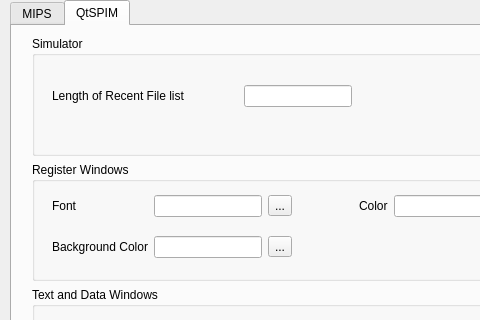
Before: the Qt Designer form QtSpim/settings.ui in billsix/spim, drawn with Qt 5; both pictures show x 0 to 480 and y 0 to 320 of the 600 by 466 pixel window.
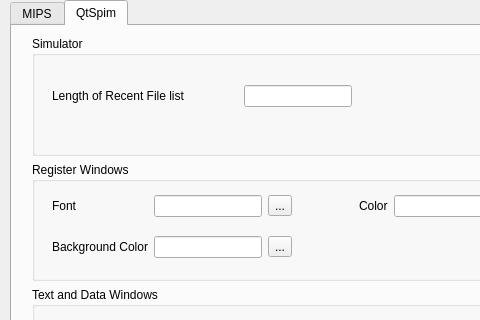
After: the same form once the commit is applied. Custom widgets are drawn as their Qt base class.

```diff
--- a/QtSpim/settings.ui
+++ b/QtSpim/settings.ui
@@ -234,7 +234,7 @@
    </widget>
    <widget class="QWidget" name="tab_2">
     <attribute name="title">
-     <string>QtSPIM</string>
+     <string>QtSpim</string>
     </attribute>
     <widget class="QWidget" name="verticalLayoutWidget">
      <property name="geometry">
```
Left out of the diff: 2 changed lines with no effect on the pictures.
